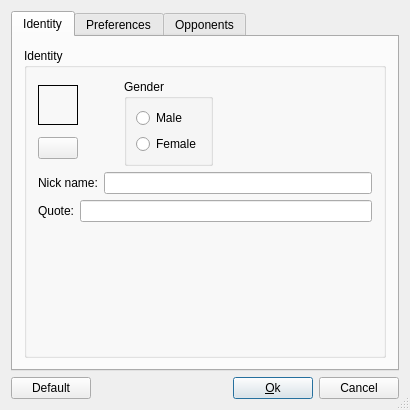
Old version of the form src/desktop/OptionsUI.ui in the repository arabine/icl.
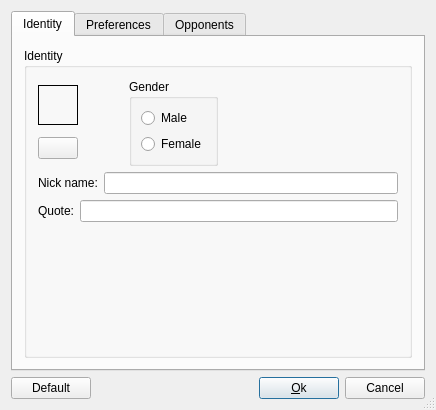
New version of the form. The open tabs and pages were chosen to show the change. Icons and pictures are not drawn.

Commit message: Default tab is the first one

What changed in the file:
```diff
--- a/src/desktop/OptionsUI.ui
+++ b/src/desktop/OptionsUI.ui
@@ -6,7 +6,7 @@
    <rect>
     <x>0</x>
     <y>0</y>
-    <width>392</width>
+    <width>436</width>
     <height>410</height>
    </rect>
   </property>
```
Left out of the diff: 2 changed lines with no effect on the pictures.
